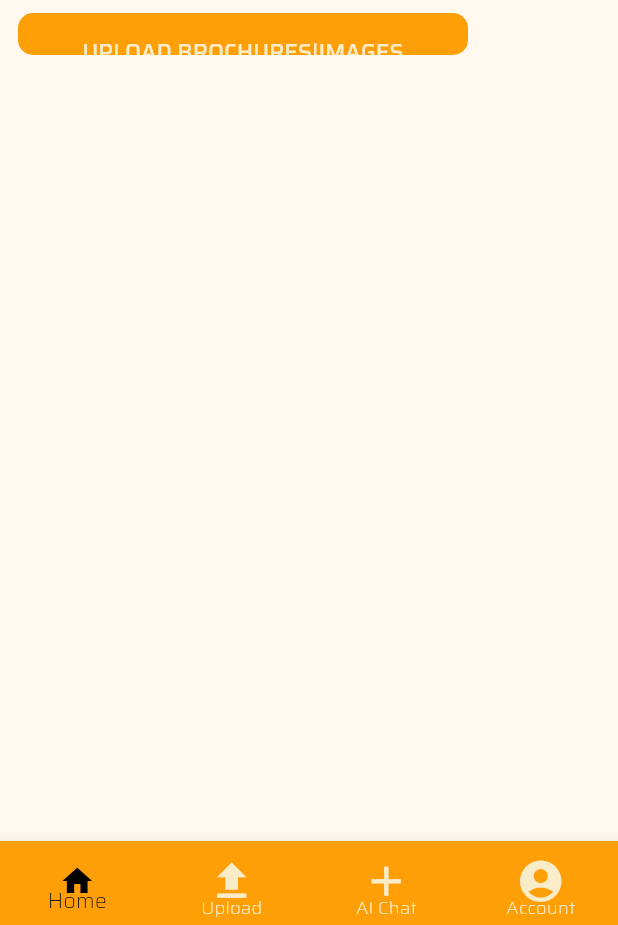
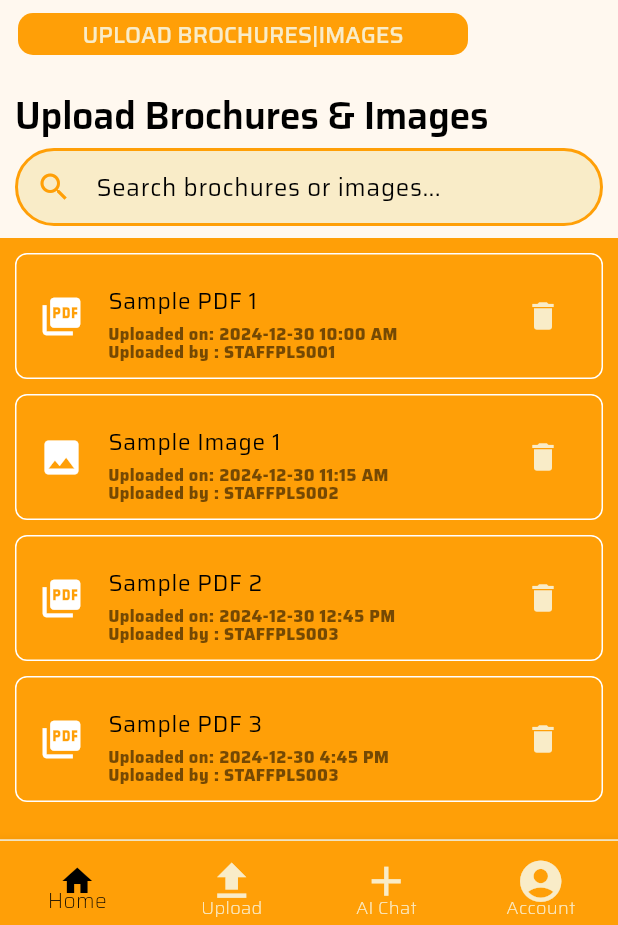
Before and after one commit to sreeharijinuraj/ChatPLS, a Flutter app: the screen it shows after launch, on a phone screen of 412 x 824 dp, the part 311-1236 px from its top. Run offline on Flutter 3.47's test engine with Material 3 defaults, Android fonts, the light colour scheme and no system bars; our stand-ins replace google_fonts.

Commit message:
The Upload Brochure Screen Completed Almost now

```diff
--- a/lib/screens/uploadBrochures_screen.dart
+++ b/lib/screens/uploadBrochures_screen.dart
@@ -5,38 +5,63 @@ class UploadbrochuresScreen extends StatelessWidget {
 
   @override
   Widget build(BuildContext context) {
+    // Sample data for ListView
+    final uploadedItems = [
+      {
+        "name": "Sample PDF 1",
+        "dateTime": "2024-12-30 10:00 AM",
+        "type": "pdf",
+        "staffId": "STAFFPLS001"
+      },
+      {
+        "name": "Sample Image 1",
+        "dateTime": "2024-12-30 11:15 AM",
+        "type": "image",
+        "staffId": "STAFFPLS002"
+      },
+      {
+        "name": "Sample PDF 2",
+        "dateTime": "2024-12-30 12:45 PM",
+        "type": "pdf",
+        "staffId": "STAFFPLS003"
+      },
+      {
+        "name": "Sample PDF 3",
+        "dateTime": "2024-12-30 4:45 PM",
+        "type": "pdf",
+        "staffId": "STAFFPLS003"
+      },
+    ];
+
     return Scaffold(
-      bottomNavigationBar: BottomNavigationBar(
-        type: BottomNavigationBarType.fixed, // Ensure type is fixed
-        backgroundColor: Color(0xFFFF9F07), // Set background color
+      bottomNavigationBar: Container(
+        decoration: BoxDecoration(
+            border: Border(top: BorderSide(color: Color(0xFFF9ECC8)))),
+        child: BottomNavigationBar(
+          type: BottomNavigationBarType.fixed,
+          backgroundColor: Color(0xFFFF9F07),
           items: const <BottomNavigationBarItem>[
             BottomNavigationBarItem(
-            icon: Icon(
-              Icons.home,
-            ),
+              icon: Icon(Icons.home),
               label: "Home",
             ),
             BottomNavigationBarItem(
-            icon: Icon(
-              Icons.upload,
-            ),
+              icon: Icon(Icons.upload),
               label: "Upload",
             ),
             BottomNavigationBarItem(
-            icon: Icon(
-              Icons.add,
-            ),
+              icon: Icon(Icons.add),
               label: "AI Chat",
             ),
             BottomNavigationBarItem(
-            icon: Icon(
-              Icons.account_circle,
-            ),
+              icon: Icon(Icons.account_circle),
               label: "Account",
             ),
           ],
-        unselectedItemColor: Color(0xFFF9ECC8), selectedItemColor: Colors.black,
+          unselectedItemColor: Color(0xFFF9ECC8),
+          selectedItemColor: Colors.black,
           unselectedIconTheme: IconThemeData(size: 33),
+        ),
       ),
       appBar: AppBar(
         title: Row(
@@ -47,7 +72,7 @@ class UploadbrochuresScreen extends StatelessWidget {
               width: 72,
               height: 72,
             ),
-            const SizedBox(width: 0), // Spacing between the image and text
+            const SizedBox(width: 0),
             Text.rich(
               TextSpan(
                 children: [
@@ -70,9 +95,8 @@ class UploadbrochuresScreen extends StatelessWidget {
             ),
           ],
         ),
-        backgroundColor:
-            Colors.transparent, // Optional: Makes the AppBar transparent
-        elevation: 0, // Optional: Removes shadow for a flat design
+        backgroundColor: Colors.transparent,
+        elevation: 0,
       ),
       body: Container(
         child: Stack(
@@ -114,7 +138,6 @@ class UploadbrochuresScreen extends StatelessWidget {
                           shape: RoundedRectangleBorder(
                               borderRadius: BorderRadius.circular(10)),
                           color: Color(0xFFFF9F07)),
-                      //color: Color(0xFFF9ECC8),
                       child: Text(
                         textAlign: TextAlign.center,
                         "UPLOAD BROCHURES|IMAGES",
@@ -123,14 +146,130 @@ class UploadbrochuresScreen extends StatelessWidget {
                               fontSize: 15,
                               fontFamily: 'Saira',
                               fontWeight: FontWeight.w500,
-                              height: 3.47,
+                              height: 2,
                             ),
                       ),
                     ),
                   )
                 ],
               ),
-            )
+            ),
+            Positioned(
+              top: 210,
+              left: 10,
+              child: Text(
+                "Upload Brochures & Images",
+                style: Theme.of(context).textTheme.displayLarge!.copyWith(
+                    color: Colors.black,
+                    fontWeight: FontWeight.w600,
+                    height: 1.5,
+                    fontSize: 25),
+              ),
+            ),
+
+
+
+            //search bar positioned
+            Positioned(
+              top: 250, // Adjust the top value to place it correctly
+              left: 10,
+              right: 10,
+              child: Container(
+                decoration: BoxDecoration(
+                  color: Color(0xFFF9ECC8),
+                  borderRadius: BorderRadius.circular(30),
+                  border: Border.all(
+                      color: Color(0xFFFF9F07), width: 2), // Orange border
+                ),
+                child: TextField(
+                  decoration: const InputDecoration(
+                    hintText: "Search brochures or images...",
+                    hintStyle: TextStyle(color: Colors.black,fontFamily: 'Saira',),
+                    border: InputBorder.none,
+                    prefixIcon: Icon(Icons.search,
+                        color: Color(0xFFFF9F07)), // Orange icon
+                    contentPadding:
+                        EdgeInsets.symmetric(horizontal: 15, vertical: 12),
+                  ),
+                  onChanged: (value) {
+                    // Logic for searching can be added here
+                    print("Search query: $value");
+                  },
+                ),
+              ),
+            ),
+
+            //list of brochures
+            Positioned(
+              top: 310,
+              left: 0,
+              right: 0,
+              bottom: 0,
+              child: Container(
+                // decoration: BoxDecoration(
+                //   border: Border.all(color: Color(0xFFFF9F07),width: 1),
+                //   borderRadius: BorderRadius.circular(10)),
+                color: Color(0xFFFF9F07),
+                child: ListView.builder(
+                  padding: EdgeInsets.all(10),
+                  itemCount: uploadedItems.length,
+                  itemBuilder: (context, index) {
+                    final item = uploadedItems[index];
+                    return Container(
+                      margin: EdgeInsets.only(bottom: 10),
+                      decoration: BoxDecoration(
+                        border: Border.all(color: Colors.white, width: 1),
+                        //color: Colors.white,
+                        borderRadius: BorderRadius.circular(8),
+                      ),
+                      child: ListTile(
+                        leading: Icon(
+                          item['type'] == 'pdf'
+                              ? Icons.picture_as_pdf
+                              : Icons.image,
+                          color: Colors.white,
+                          size: 30,
+                        ),
+                        title: Text(
+                          item['name']!,
+                          style: TextStyle(
+                              color: Colors.black,
+                              fontSize: 15,
+                              fontFamily: 'Saira'),
+                        ),
+                        subtitle: Text(
+                          "Uploaded on: ${item['dateTime']}\n\n\n\n\n\n"
+                          "Uploaded by : ${item['staffId']}",
+                          style: TextStyle(
+                              color: Colors.black54,
+                              fontSize: 11,
+                              fontWeight: FontWeight.w800,
+                              fontFamily: 'Saira'),
+                        ),
+                        trailing: Column(
+                          mainAxisAlignment: MainAxisAlignment.center,
+                          children: [
+                            IconButton(
+                              icon:
+                                  Icon(Icons.delete, color: Color(0xFFF9ECC8)),
+                              onPressed: () {
+                                print("Delete clicked for ${item['name']}");
+                              },
+                            ),
+                          ],
+                        ),
+                        tileColor: Colors.white,
+                        shape: RoundedRectangleBorder(
+                          borderRadius: BorderRadius.circular(8),
+                        ),
+                        contentPadding:
+                            EdgeInsets.symmetric(horizontal: 15, vertical: 5),
+                      ),
+                    );
+                  },
+                ),
+              ),
+            ),
           ],
         ),
       ),
```
Lines whose indentation alone changed are shown as unchanged.
